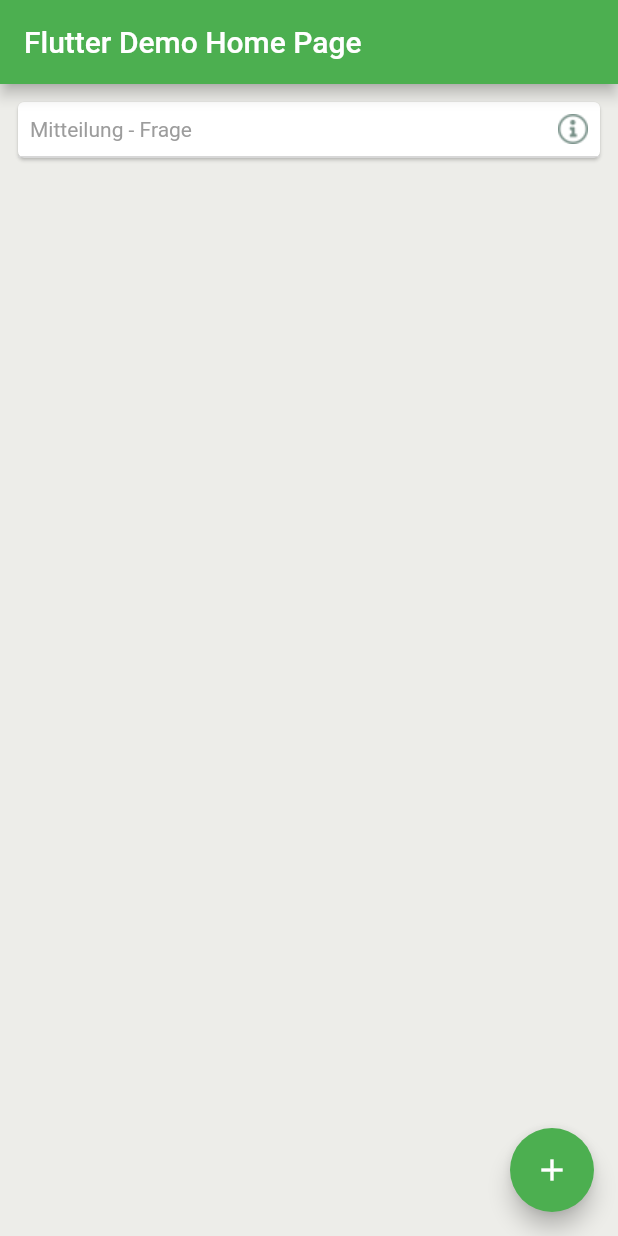
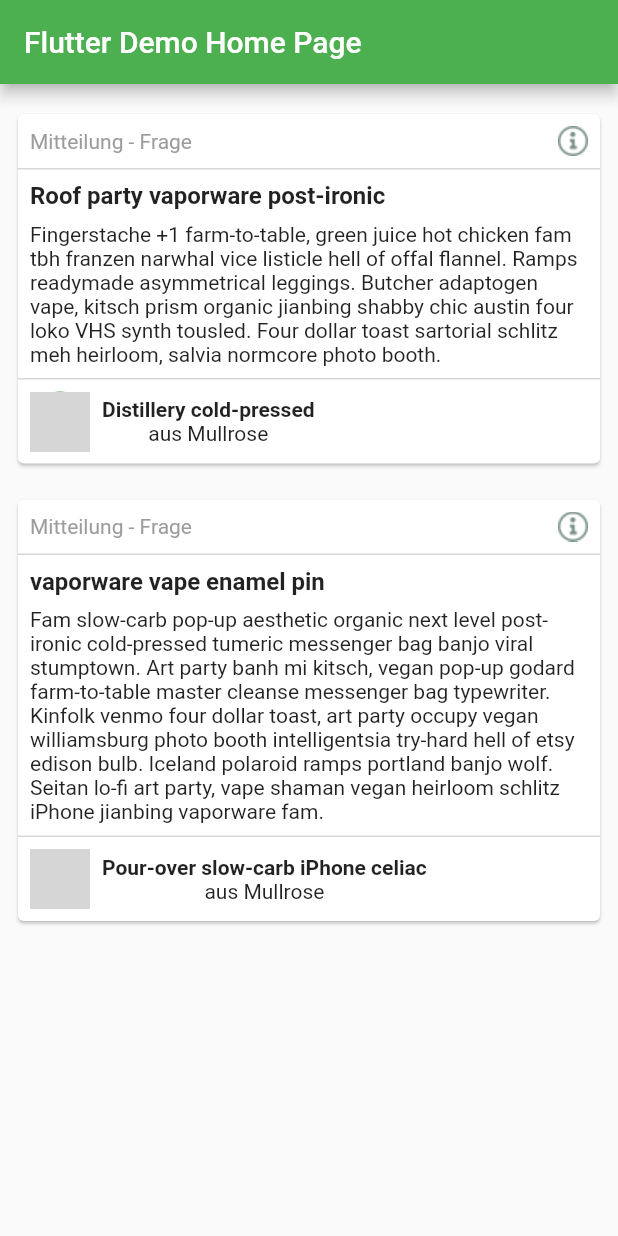
Before and after one commit to miquelbeltran/flutter_projects, a Flutter app: the screen it shows after launch, on a phone screen of 412 x 824 dp. Run offline on Flutter 3.47's test engine with Material 2 defaults, Android fonts, the phone set to English and light mode, and no system bars; network calls fail; grey boxes are pictures that could not be loaded.

Commit message:
dynamic list of posts

```diff
--- a/post_app/lib/main.dart
+++ b/post_app/lib/main.dart
@@ -1,4 +1,6 @@
 import 'package:flutter/material.dart';
+import 'package:post_app/post_value.dart';
+import 'package:post_app/post_widget.dart';
 
 void main() => runApp(new MyApp());
 
@@ -24,17 +26,21 @@ class MyApp extends StatelessWidget {
   }
 }
 
+const _posts = const <Post>[
+  const Post(
+      title: "Roof party vaporware post-ironic",
+      body: "Fingerstache +1 farm-to-table, green juice hot chicken fam tbh franzen narwhal vice listicle hell of offal flannel. Ramps readymade asymmetrical leggings. Butcher adaptogen vape, kitsch prism organic jianbing shabby chic austin four loko VHS synth tousled. Four dollar toast sartorial schlitz meh heirloom, salvia normcore photo booth.",
+      author: "Distillery cold-pressed"
+  ),
+  const Post(
+      title: "vaporware vape enamel pin",
+      body: "Fam slow-carb pop-up aesthetic organic next level post-ironic cold-pressed tumeric messenger bag banjo viral stumptown. Art party banh mi kitsch, vegan pop-up godard farm-to-table master cleanse messenger bag typewriter. Kinfolk venmo four dollar toast, art party occupy vegan williamsburg photo booth intelligentsia try-hard hell of etsy edison bulb. Iceland polaroid ramps portland banjo wolf. Seitan lo-fi art party, vape shaman vegan heirloom schlitz iPhone jianbing vaporware fam.",
+      author: "Pour-over slow-carb iPhone celiac"
+  )
+];
+
 class MyHomePage extends StatefulWidget {
   MyHomePage({Key key, this.title}) : super(key: key);
-
-  // This widget is the home page of your application. It is stateful, meaning
-  // that it has a State object (defined below) that contains fields that affect
-  // how it looks.
-
-  // This class is the configuration for the state. It holds the values (in this
-  // case the title) provided by the parent (in this case the App widget) and
-  // used by the build method of the State. Fields in a Widget subclass are
-  // always marked "final".
 
   final String title;
 
@@ -43,128 +49,21 @@ class MyHomePage extends StatefulWidget {
 }
 
 var _white1 = new Color(0xFFEDEDE9);
-var _white2 = new Color(0xFFD7D7D7);
-var _black1 = new Color(0xFF9C9C9C);
 
+class _MyHomePageState extends State<MyHomePage> {
 
-class Header extends StatelessWidget {
   @override
   Widget build(BuildContext context) {
-    return new Container(
-      child: new Row(
-        children: <Widget>[
-          new Expanded(
-            child: new Padding(
-              padding: new EdgeInsets.all(8.0),
-              child: new Text(
-                "Mitteilung - Frage",
-                style: new TextStyle(color: _black1),
-              ),
-            ),
-          ),
-          new Padding(
-            padding: new EdgeInsets.all(8.0),
-            child: new Image(
-                image: new AssetImage("images/ic_info.png")),
-          ),
-        ],
+    return new Scaffold(
+      appBar: new AppBar(
+        title: new Text(widget.title),
       ),
+      body: new ListView.builder(
+          itemBuilder: (context, index) => new PostWidget(_posts[index]),
+          itemCount: _posts.length,
+          padding: new EdgeInsets.symmetric(vertical: 8.0)
+      ),
+
     );
   }
 }
-
-class Line extends StatelessWidget {
-  @override
-  Widget build(BuildContext context) {
-    return new Container(
-      decoration: new BoxDecoration(color: _white2),
-      height: 1.0,
-    );
-  }
-}
-
-class _MyHomePageState extends State<MyHomePage> {
-  int _counter = 0;
-
-  void _incrementCounter() {
-    setState(() {
-      // This call to setState tells the Flutter framework that something has
-      // changed in this State, which causes it to rerun the build method below
-      // so that the display can reflect the updated values. If we changed
-      // _counter without calling setState(), then the build method would not be
-      // called again, and so nothing would appear to happen.
-      _counter++;
-    });
-  }
-
-
-  @override
-  Widget build(BuildContext context) {
-    // This method is rerun every time setState is called, for instance as done
-    // by the _incrementCounter method above.
-    //
-    // The Flutter framework has been optimized to make rerunning build methods
-    // fast, so that you can just rebuild anything that needs updating rather
-    // than having to individually change instances of widgets.
-    return new Scaffold(
-      appBar: new AppBar(
-        // Here we take the value from the MyHomePage object that was created by
-        // the App.build method, and use it to set our appbar title.
-        title: new Text(widget.title),
-      ),
-      body: new Container(
-        decoration: new BoxDecoration(color: _white1),
-        child: new Column(
-          children: <Widget>[
-            new Padding(
-              padding: new EdgeInsets.all(8.0),
-              child: new Card(
-                child: new Column(
-                  children: <Widget>[
-                    new Header(),
-                    new Line(),
-                  ],
-                ),
-              ),
-            )
-          ],
-        ),
-      ),
-
-//      new Center(
-//        // Center is a layout widget. It takes a single child and positions it
-//        // in the middle of the parent.
-//        child: new Column(
-//          // Column is also layout widget. It takes a list of children and
-//          // arranges them vertically. By default, it sizes itself to fit its
-//          // children horizontally, and tries to be as tall as its parent.
-//          //
-//          // Invoke "debug paint" (press "p" in the console where you ran
-//          // "flutter run", or select "Toggle Debug Paint" from the Flutter tool
-//          // window in IntelliJ) to see the wireframe for each widget.
-//          //
-//          // Column has various properties to control how it sizes itself and
-//          // how it positions its children. Here we use mainAxisAlignment to
-//          // center the children vertically; the main axis here is the vertical
-//          // axis because Columns are vertical (the cross axis would be
-//          // horizontal).
-//          mainAxisAlignment: MainAxisAlignment.center,
-//          children: <Widget>[
-//            new Text(
-//              'You have pushed the button this many times:',
-//            ),
-//            new Text(
-//              '$_counter',
-//              style: Theme.of(context).textTheme.display1,
-//            ),
-//          ],
-//        ),
-//      ),
-      floatingActionButton: new FloatingActionButton(
-        onPressed: _incrementCounter,
-        tooltip: 'Increment',
-        child: new Icon(Icons.add),
-      ), // This trailing comma makes auto-formatting nicer for build methods.
-    );
-  }
-}
--- /dev/null
+++ b/post_app/lib/post_value.dart
@@ -0,0 +1,11 @@
+class Post {
+  final String title;
+  final String body;
+  final String author;
+
+  const Post({
+    this.title,
+    this.body,
+    this.author
+  });
+}
--- /dev/null
+++ b/post_app/lib/post_widget.dart
@@ -0,0 +1,137 @@
+import 'package:flutter/material.dart';
+import 'package:post_app/post_value.dart';
+
+
+class PostWidget extends StatelessWidget {
+
+  final Post _post;
+
+  PostWidget(this._post);
+
+  @override
+  Widget build(BuildContext context) {
+    return new Padding(
+      padding: new EdgeInsets.all(8.0),
+      child: new Card(
+        child: new Column(
+          crossAxisAlignment: CrossAxisAlignment.stretch,
+          children: <Widget>[
+            new Header(),
+            new Line(),
+            new Title(_post.title),
+            new Body(_post.body),
+            new Line(),
+            new Author(_post.author)
+          ],
+        ),
+      ),
+    );
+  }
+}
+
+var _white2 = new Color(0xFFD7D7D7);
+var _black1 = new Color(0xFF9C9C9C);
+
+class Header extends StatelessWidget {
+  @override
+  Widget build(BuildContext context) {
+    return new Container(
+      child: new Row(
+        children: <Widget>[
+          new Expanded(
+            child: new Padding(
+              padding: new EdgeInsets.all(8.0),
+              child: new Text(
+                "Mitteilung - Frage",
+                style: new TextStyle(color: _black1),
+              ),
+            ),
+          ),
+          new Padding(
+            padding: new EdgeInsets.all(8.0),
+            child: new Image(
+                image: new AssetImage("images/ic_info.png")),
+          ),
+        ],
+      ),
+    );
+  }
+}
+
+class Line extends StatelessWidget {
+  @override
+  Widget build(BuildContext context) {
+    return new Container(
+      decoration: new BoxDecoration(color: _white2),
+      height: 1.0,
+    );
+  }
+}
+
+class Title extends StatelessWidget {
+
+  final String _title;
+
+  Title(this._title);
+
+  @override
+  Widget build(BuildContext context) {
+    return new Padding(
+        padding: new EdgeInsets.all(8.0),
+        child: new Text(
+          _title,
+          style: new TextStyle(
+              fontSize: 16.0,
+              fontWeight: FontWeight.w600
+          ),
+        )
+    );
+  }
+}
+
+class Body extends StatelessWidget {
+
+  final String _body;
+
+  Body(this._body);
+
+  @override
+  Widget build(BuildContext context) {
+    return new Padding(
+      padding: new EdgeInsets.only(bottom: 8.0, left: 8.0, right: 8.0),
+      child: new Text(_body)
+    );
+  }
+}
+
+class Author extends StatelessWidget {
+
+  final String _author;
+
+  Author(this._author);
+
+  @override
+  Widget build(BuildContext context) {
+    return new Row(
+      children: <Widget>[
+        new Padding(
+            padding: new EdgeInsets.all(8.0),
+            child: new CircleAvatar(
+              backgroundImage: new NetworkImage("https://place.cat/c/100/100"),
+            )
+        ),
+        new Column(
+          children: <Widget>[
+            new Text(
+              _author,
+              style: new TextStyle(
+                  fontWeight: FontWeight.w600
+              ),
+            ),
+            new Text("aus Mullrose")
+          ],
+        )
+      ],
+    );
+  }
+}
```
